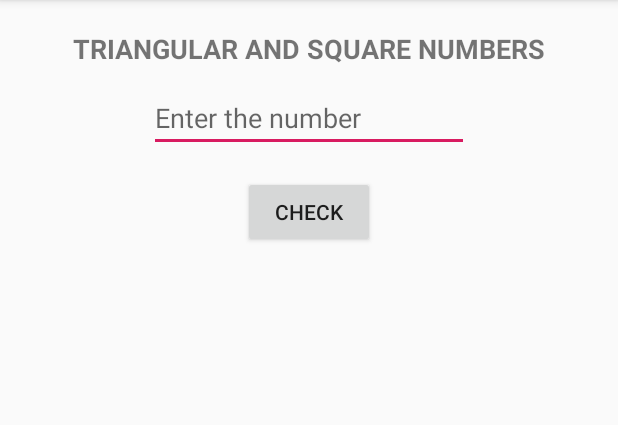
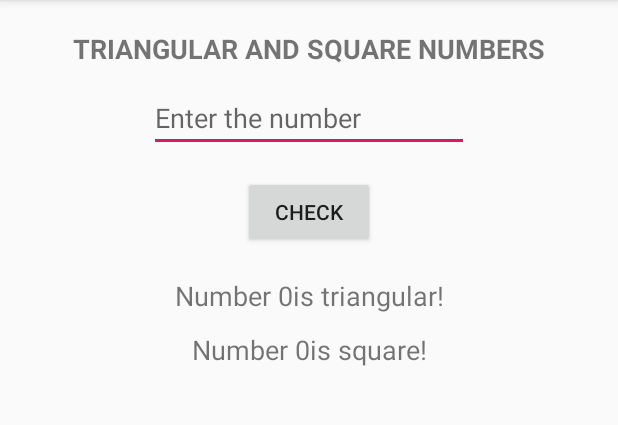
Before and after one commit to inkanusmaster/AppNumberShapes, an Android app: the screen it shows after launch (MainActivity), after a tap on "CHECK", on a phone screen of 412 x 824 dp, the part 84-509 px from its top. Run offline under Robolectric (Android 15) with nearby library versions, the phone set to English and light mode, and no system bars; 1 statement that could not run was skipped.

Commit message:
Dodane metody isSquareNumber i isTriangularNumber. Zrobiony obiekt Number. Zaimplementowany button checkNumber.
Do sprawdzenia w domu raczej.

```diff
--- a/app/src/main/java/com/example/appnumbershapes/MainActivity.java
+++ b/app/src/main/java/com/example/appnumbershapes/MainActivity.java
@@ -1,47 +1,64 @@
 package com.example.appnumbershapes;
 
+import android.annotation.SuppressLint;
 import android.support.v7.app.AppCompatActivity;
 import android.os.Bundle;
 import android.view.View;
 import android.widget.EditText;
+import android.widget.TextView;
 
 public class MainActivity extends AppCompatActivity {
 
-    public static boolean isTriangularNumber(int num) {
+    class Number {
+
+
+        boolean isTriangularNumber(int num){
 
             int calc_num = 8*num+1;
             int t = (int) Math.sqrt(calc_num);
 
             if (t*t==calc_num) {
-            System.out.println(+num+ " IS triangular!");
                 return true;
 
             } else {
-            System.out.println(+num+ " IS NOT triangular!");
                 return false;
             }
         }
 
-    public static boolean isSquareNumber(int num) {
+        boolean isSquareNumber(int num) {
 
-        for (int i = 0; i < num / 2 + 2; i++)
-        {
-            if (i * i == num)
-            {
-                System.out.println(+num+ " IS square!");
+            for (int i = 0; i < num / 2 + 2; i++){
+                if (i * i == num){
                     return true;
                 }
             }
-        System.out.println(+num+ " IS NOT square!");
             return false;
         }
 
+    }
 
+
+    @SuppressLint("SetTextI18n")
     public void checkNumber(View view){
 
         EditText enteredNumberEditText = findViewById(R.id.enteredNumberEditText);
+        int enteredNumber = Integer.parseInt(String.valueOf(enteredNumberEditText));
+        TextView isSquare = findViewById(R.id.isSquareTextView);
+        TextView isTriangular = findViewById(R.id.isTriangularTextView);
 
+        Number number = new Number();
 
+        if (number.isSquareNumber(enteredNumber)){
+            isSquare.setText("Number " +enteredNumber+ "is square!");
+        } else {
+            isSquare.setText("Number " +enteredNumber+ "is NOT square!");
+        }
+
+        if (number.isTriangularNumber(enteredNumber)){
+            isTriangular.setText("Number " +enteredNumber+ "is triangular!");
+        } else {
+            isTriangular.setText("Number " +enteredNumber+ "is NOT triangular!");
+        }
 
     }
 
```
Lines whose indentation alone changed are shown as unchanged.
